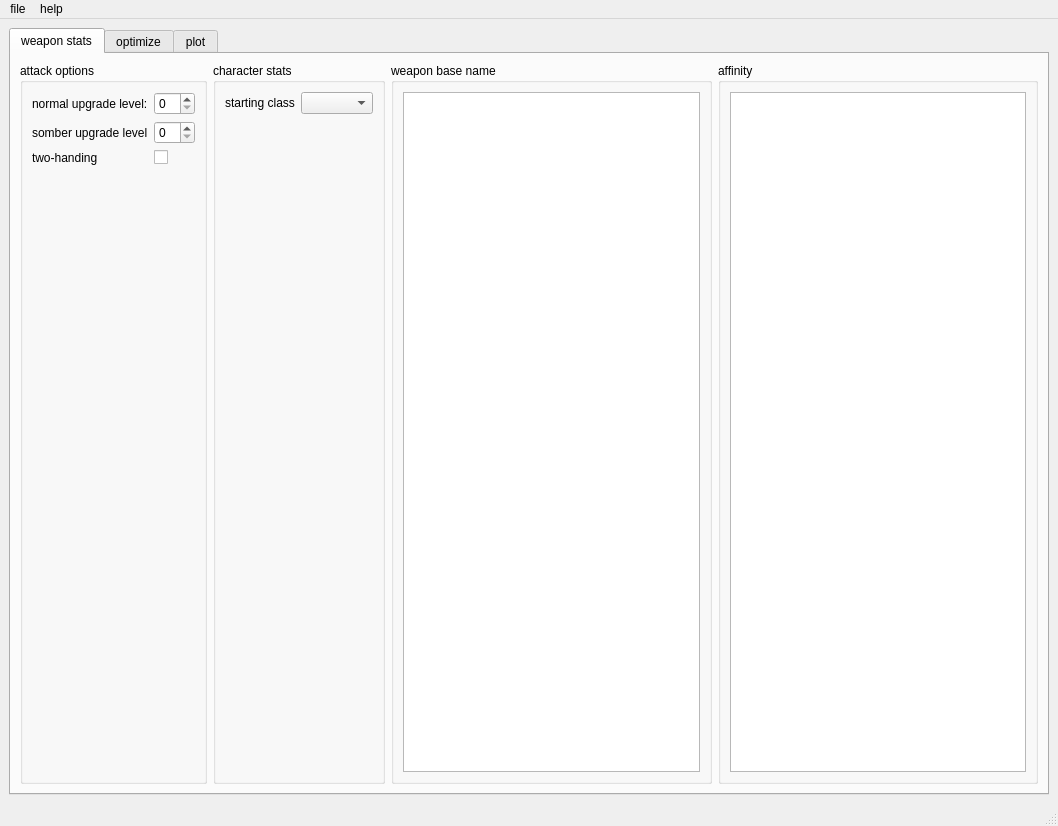
First picture: the form in app/main_window.ui, repository hanslhansl/elden-ring-damage-optimizer, before the edit.
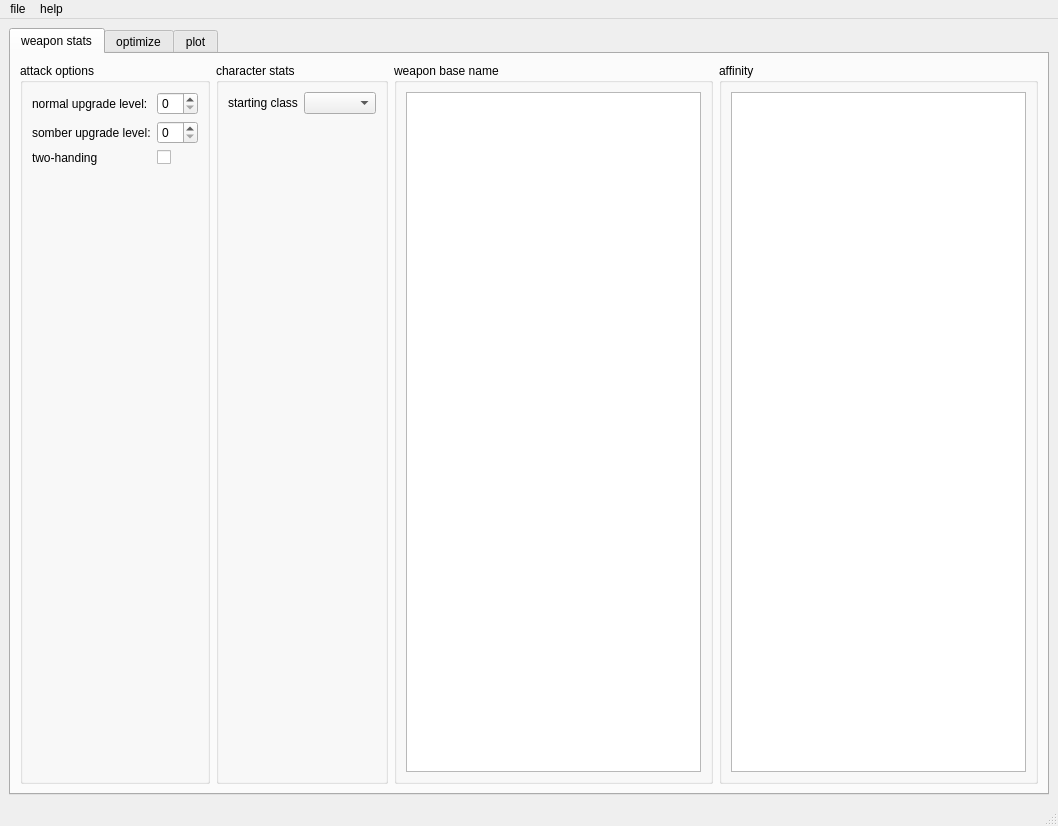
Second picture: the form after the edit.

What changed in the file:
```diff
--- a/app/main_window.ui
+++ b/app/main_window.ui
@@ -43,7 +43,7 @@
              <item row="1" column="0">
               <widget class="QLabel" name="label_4">
                <property name="text">
-                <string>somber upgrade level</string>
+                <string>somber upgrade level:</string>
                </property>
               </widget>
              </item>
```
